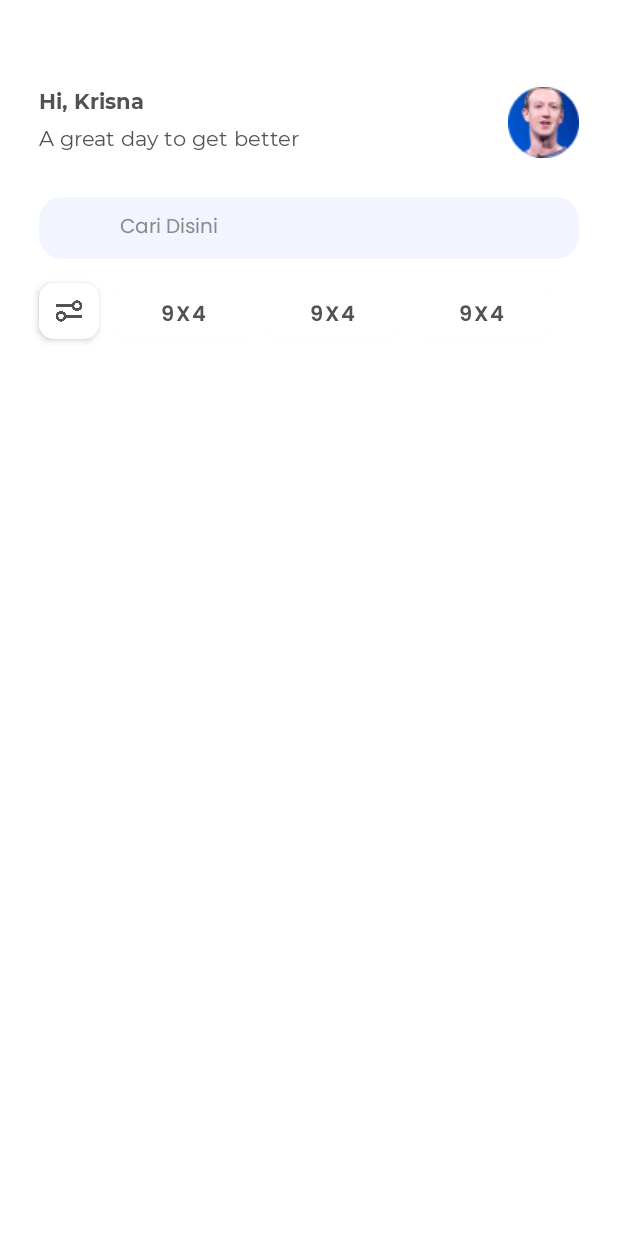
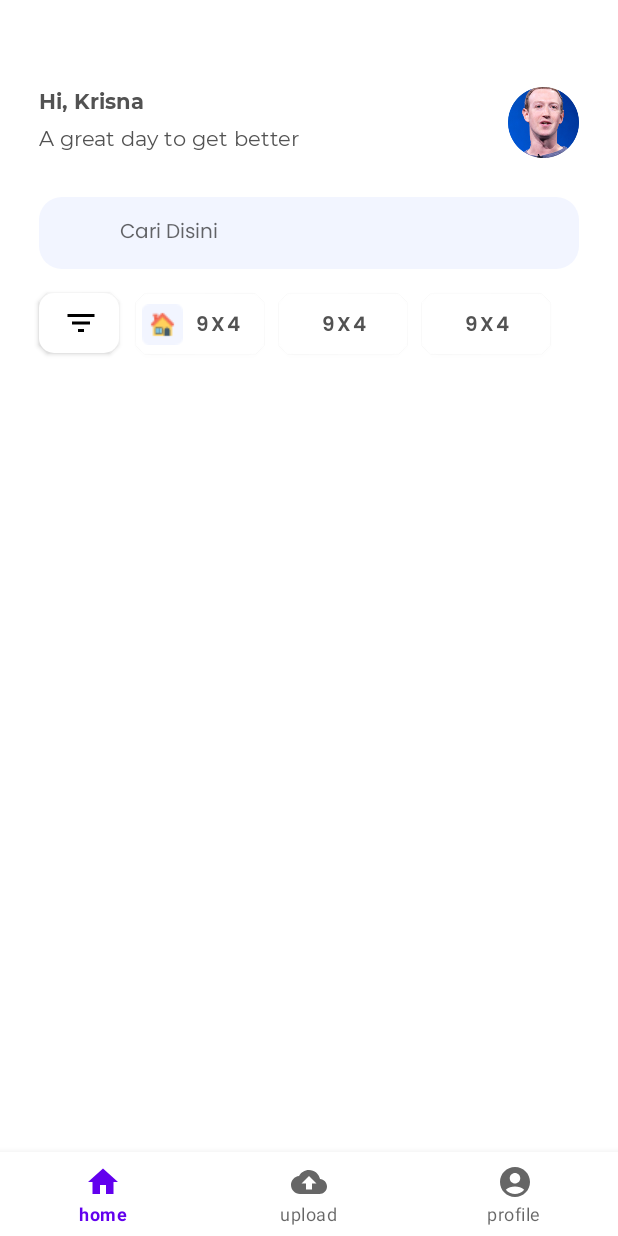
Before and after one commit to khrisnandika/PerumahanMobile, an Android app: the screen it shows after launch (Dashboard before the commit, MainActivity after it), on a phone screen of 412 x 824 dp. Run offline under Robolectric (Android 15) with nearby library versions, the phone set to English and light mode, and no system bars.

Commit message:
add navbar and ui profile layout

```diff
--- a/app/src/main/AndroidManifest.xml
+++ b/app/src/main/AndroidManifest.xml
@@ -30,14 +30,14 @@
                 android:value="" />
         </activity>
         <activity
-            android:name=".MainActivity"
+            android:name=".Dashboard"
             android:exported="false">
             <meta-data
                 android:name="android.app.lib_name"
                 android:value="" />
         </activity>
         <activity
-            android:name=".Dashboard"
+            android:name=".MainActivity"
             android:exported="true">
             <intent-filter>
                 <action android:name="android.intent.action.MAIN" />
--- /dev/null
+++ b/app/src/main/java/com/example/perumahan/HomeFragment.java
@@ -0,0 +1,21 @@
+package com.example.perumahan;
+
+import android.os.Bundle;
+
+import androidx.fragment.app.Fragment;
+
+import android.view.LayoutInflater;
+import android.view.View;
+import android.view.ViewGroup;
+
+
+public class HomeFragment extends Fragment {
+
+
+    @Override
+    public View onCreateView(LayoutInflater inflater, ViewGroup container,
+                             Bundle savedInstanceState) {
+        // Inflate the layout for this fragment
+        return inflater.inflate(R.layout.fragment_home, container, false);
+    }
+}
--- a/app/src/main/java/com/example/perumahan/MainActivity.java
+++ b/app/src/main/java/com/example/perumahan/MainActivity.java
@@ -1,14 +1,48 @@
 package com.example.perumahan;
 
+import androidx.annotation.NonNull;
 import androidx.appcompat.app.AppCompatActivity;
 
 import android.os.Bundle;
+import android.view.MenuItem;
+import android.view.View;
+
+import com.google.android.material.bottomnavigation.BottomNavigationView;
+import com.google.android.material.navigation.NavigationBarView;
 
 public class MainActivity extends AppCompatActivity {
+
+    BottomNavigationView bottomNavigationView;
+
+    HomeFragment homeFragment = new HomeFragment();
+    UploadFragment uploadFragment = new UploadFragment();
+    ProfileFragment profileFragment = new ProfileFragment();
 
     @Override
     protected void onCreate(Bundle savedInstanceState) {
         super.onCreate(savedInstanceState);
         setContentView(R.layout.activity_main);
+
+        bottomNavigationView = findViewById(R.id.bottom_navigation);
+        getSupportFragmentManager().beginTransaction().replace(R.id.container, homeFragment).commit();
+
+        bottomNavigationView.setOnItemSelectedListener(new NavigationBarView.OnItemSelectedListener() {
+            @Override
+            public boolean onNavigationItemSelected(MenuItem item) {
+                switch (item.getItemId()){
+                    case R.id.home:
+                        getSupportFragmentManager().beginTransaction().replace(R.id.container, homeFragment).commit();
+                        return true;
+                    case R.id.upload:
+                        getSupportFragmentManager().beginTransaction().replace(R.id.container, uploadFragment).commit();
+                        return true;
+                    case R.id.profile:
+                        getSupportFragmentManager().beginTransaction().replace(R.id.container, profileFragment).commit();
+                        return true;
+
+                }
+                return false;
+            }
+        });
     }
 }
--- /dev/null
+++ b/app/src/main/java/com/example/perumahan/ProfileFragment.java
@@ -0,0 +1,20 @@
+package com.example.perumahan;
+
+import android.os.Bundle;
+
+import androidx.fragment.app.Fragment;
+
+import android.view.LayoutInflater;
+import android.view.View;
+import android.view.ViewGroup;
+
+public class ProfileFragment extends Fragment {
+
+
+    @Override
+    public View onCreateView(LayoutInflater inflater, ViewGroup container,
+                             Bundle savedInstanceState) {
+        // Inflate the layout for this fragment
+        return inflater.inflate(R.layout.fragment_profile, container, false);
+    }
+}
--- /dev/null
+++ b/app/src/main/java/com/example/perumahan/UploadFragment.java
@@ -0,0 +1,22 @@
+package com.example.perumahan;
+
+import android.os.Bundle;
+
+import androidx.fragment.app.Fragment;
+
+import android.view.LayoutInflater;
+import android.view.View;
+import android.view.ViewGroup;
+
+
+public class UploadFragment extends Fragment {
+
+
+
+    @Override
+    public View onCreateView(LayoutInflater inflater, ViewGroup container,
+                             Bundle savedInstanceState) {
+        // Inflate the layout for this fragment
+        return inflater.inflate(R.layout.fragment_upload, container, false);
+    }
+}
--- /dev/null
+++ b/app/src/main/res/drawable/ic_account.xml
@@ -0,0 +1,5 @@
+<vector android:height="24dp" android:tint="#000000"
+    android:viewportHeight="24" android:viewportWidth="24"
+    android:width="24dp" xmlns:android="http://schemas.android.com/apk/res/android">
+    <path android:fillColor="@android:color/white" android:pathData="M12,2C6.48,2 2,6.48 2,12s4.48,10 10,10s10,-4.48 10,-10S17.52,2 12,2zM12,6c1.93,0 3.5,1.57 3.5,3.5S13.93,13 12,13s-3.5,-1.57 -3.5,-3.5S10.07,6 12,6zM12,20c-2.03,0 -4.43,-0.82 -6.14,-2.88C7.55,15.8 9.68,15 12,15s4.45,0.8 6.14,2.12C16.43,19.18 14.03,20 12,20z"/>
+</vector>
--- /dev/null
+++ b/app/src/main/res/drawable/ic_filter.xml
@@ -0,0 +1,5 @@
+<vector android:height="24dp" android:tint="#000000"
+    android:viewportHeight="24" android:viewportWidth="24"
+    android:width="24dp" xmlns:android="http://schemas.android.com/apk/res/android">
+    <path android:fillColor="@android:color/white" android:pathData="M10,18h4v-2h-4v2zM3,6v2h18L21,6L3,6zM6,13h12v-2L6,11v2z"/>
+</vector>
--- /dev/null
+++ b/app/src/main/res/drawable/ic_home.xml
@@ -0,0 +1,5 @@
+<vector android:height="24dp" android:tint="#000000"
+    android:viewportHeight="24" android:viewportWidth="24"
+    android:width="24dp" xmlns:android="http://schemas.android.com/apk/res/android">
+    <path android:fillColor="@android:color/white" android:pathData="M10,20v-6h4v6h5v-8h3L12,3 2,12h3v8z"/>
+</vector>
--- /dev/null
+++ b/app/src/main/res/drawable/ic_upload.xml
@@ -0,0 +1,5 @@
+<vector android:height="24dp" android:tint="#000000"
+    android:viewportHeight="24" android:viewportWidth="24"
+    android:width="24dp" xmlns:android="http://schemas.android.com/apk/res/android">
+    <path android:fillColor="@android:color/white" android:pathData="M19.35,10.04C18.67,6.59 15.64,4 12,4 9.11,4 6.6,5.64 5.35,8.04 2.34,8.36 0,10.91 0,14c0,3.31 2.69,6 6,6h13c2.76,0 5,-2.24 5,-5 0,-2.64 -2.05,-4.78 -4.65,-4.96zM14,13v4h-4v-4H7l5,-5 5,5h-3z"/>
+</vector>
--- a/app/src/main/res/layout/activity_main.xml
+++ b/app/src/main/res/layout/activity_main.xml
@@ -1,18 +1,24 @@
 <?xml version="1.0" encoding="utf-8"?>
-<androidx.constraintlayout.widget.ConstraintLayout xmlns:android="http://schemas.android.com/apk/res/android"
+<RelativeLayout xmlns:android="http://schemas.android.com/apk/res/android"
     xmlns:app="http://schemas.android.com/apk/res-auto"
     xmlns:tools="http://schemas.android.com/tools"
     android:layout_width="match_parent"
     android:layout_height="match_parent"
     tools:context=".MainActivity">
 
-    <TextView
-        android:layout_width="wrap_content"
+    <FrameLayout
+        android:id="@+id/container"
+        android:layout_width="match_parent"
+        android:layout_height="match_parent"
+        android:layout_above="@+id/bottom_navigation"
+        />
+
+    <com.google.android.material.bottomnavigation.BottomNavigationView
+        android:id="@+id/bottom_navigation"
+        android:layout_width="match_parent"
         android:layout_height="wrap_content"
-        android:text="Hello World!"
-        app:layout_constraintBottom_toBottomOf="parent"
-        app:layout_constraintEnd_toEndOf="parent"
-        app:layout_constraintStart_toStartOf="parent"
-        app:layout_constraintTop_toTopOf="parent" />
+        android:layout_alignParentBottom="true"
+        app:menu="@menu/bottom_nav_menu"
+        />
 
-</androidx.constraintlayout.widget.ConstraintLayout>
+</RelativeLayout>
--- /dev/null
+++ b/app/src/main/res/layout/fragment_home.xml
@@ -0,0 +1,129 @@
+<?xml version="1.0" encoding="utf-8"?>
+<RelativeLayout xmlns:android="http://schemas.android.com/apk/res/android"
+    xmlns:tools="http://schemas.android.com/tools"
+    android:layout_width="match_parent"
+    android:layout_height="match_parent"
+    xmlns:app="http://schemas.android.com/apk/res-auto"
+    tools:context=".HomeFragment">
+
+    <!-- TODO: Update blank fragment layout -->
+    <TextView
+        android:id="@+id/txt1"
+        android:layout_width="wrap_content"
+        android:layout_height="wrap_content"
+        android:text="Hi, Krisna"
+        android:fontFamily="@font/montserratbold"
+        android:layout_marginTop="57dp"
+        android:textColor="@color/fontColor"
+        android:layout_marginLeft="26dp"
+        />
+    <TextView
+        android:id="@+id/txt2"
+        android:layout_width="wrap_content"
+        android:layout_height="wrap_content"
+        android:text="A great day to get better"
+        android:layout_marginTop="6dp"
+        android:layout_below="@+id/txt1"
+        android:textColor="@color/fontColor"
+        android:fontFamily="@font/montserratregular"
+        android:layout_marginLeft="26dp"
+        />
+    <ImageView
+        android:layout_width="47dp"
+        android:layout_height="47dp"
+        android:src="@drawable/avatar"
+        android:layout_marginTop="58dp"
+        android:layout_alignParentRight="true"
+        android:layout_marginEnd="26dp"
+        />
+    <EditText
+        android:id="@+id/fieldSearch"
+        android:layout_width="match_parent"
+        android:layout_height="48dp"
+        android:layout_below="@+id/txt2"
+        android:layout_marginTop="30dp"
+        android:background="@drawable/rounded"
+        android:backgroundTint="@color/secondary"
+        android:hint="Cari Disini"
+        android:gravity="center_vertical"
+        android:textSize="13sp"
+        android:paddingLeft="54dp"
+        android:textColor="#8A8A8A"
+        android:fontFamily="@font/poppinsregular"
+        android:layout_marginLeft="26dp"
+        android:layout_marginRight="26dp"
+        />
+
+    <LinearLayout
+        android:layout_width="match_parent"
+        android:layout_height="71dp"
+        android:layout_below="@+id/fieldSearch"
+        android:orientation="horizontal">
+
+        <Button
+            android:layout_width="53dp"
+            android:layout_height="40dp"
+            app:backgroundTint="@color/white"
+            android:shadowColor="@color/black"
+            android:elevation="3dp"
+            android:background="@drawable/rounded_btn"
+            android:drawableLeft="@drawable/ic_filter"
+            android:layout_marginLeft="26dp"
+            android:layout_marginTop="16dp"
+            android:src="@drawable/filter"
+            android:scaleType="fitCenter"
+            android:adjustViewBounds="true"
+            />
+        <Button
+            android:layout_width="85dp"
+            android:layout_height="40dp"
+            app:backgroundTint="@color/white"
+            android:drawableLeft="@drawable/icons_home"
+            android:paddingLeft="4dp"
+            android:shadowColor="@color/black"
+            android:elevation="3dp"
+            android:background="@drawable/rounded_btn"
+            android:layout_marginLeft="11dp"
+            android:layout_marginTop="16dp"
+            android:scaleType="fitCenter"
+            android:adjustViewBounds="true"
+            android:text="9x4"
+            android:textSize="13sp"
+            android:textColor="@color/fontColor"
+            android:fontFamily="@font/poppinssemibold"
+            />
+        <Button
+            android:layout_width="85dp"
+            android:layout_height="40dp"
+            app:backgroundTint="@color/white"
+            android:shadowColor="@color/black"
+            android:elevation="3dp"
+            android:background="@drawable/rounded_btn"
+            android:layout_marginLeft="10dp"
+            android:layout_marginTop="16dp"
+            android:scaleType="fitCenter"
+            android:adjustViewBounds="true"
+            android:text="9x4"
+            android:textSize="13sp"
+            android:textColor="@color/fontColor"
+            android:fontFamily="@font/poppinssemibold"
+            />
+        <Button
+            android:layout_width="85dp"
+            android:layout_height="40dp"
+            app:backgroundTint="@color/white"
+            android:shadowColor="@color/black"
+            android:elevation="3dp"
+            android:background="@drawable/rounded_btn"
+            android:layout_marginLeft="10dp"
+            android:layout_marginTop="16dp"
+            android:scaleType="fitCenter"
+            android:adjustViewBounds="true"
+            android:text="9x4"
+            android:textSize="13sp"
+            android:textColor="@color/fontColor"
+            android:fontFamily="@font/poppinssemibold"
+            />
+    </LinearLayout>
+
+</RelativeLayout>
--- /dev/null
+++ b/app/src/main/res/menu/bottom_nav_menu.xml
@@ -0,0 +1,17 @@
+<?xml version="1.0" encoding="utf-8"?>
+<menu xmlns:android="http://schemas.android.com/apk/res/android">
+
+    <item android:id="@+id/home"
+        android:title="home"
+        android:icon="@drawable/ic_home"
+        />
+    <item android:id="@+id/upload"
+        android:title="upload"
+        android:icon="@drawable/ic_upload"
+        />
+    <item android:id="@+id/profile"
+        android:title="profile"
+        android:icon="@drawable/ic_account"
+        />
+
+</menu>
--- a/app/src/main/res/values/strings.xml
+++ b/app/src/main/res/values/strings.xml
@@ -1,3 +1,5 @@
 <resources>
     <string name="app_name">Perumahan</string>
+    <!-- TODO: Remove or change this placeholder text -->
+    <string name="hello_blank_fragment">Hello blank fragment</string>
 </resources>
```
Also changed, not shown: app/src/main/res/layout/fragment_profile.xml (added, +63 -0 lines), app/src/main/res/layout/fragment_upload.xml (added, +16 -0 lines), app/src/main/res/drawable/avatar.png, app/src/main/res/drawable/avatar_profile.png (added), app/src/main/res/drawable/filter.png, app/src/main/res/drawable/icons_home.png (added), 1 other file.
